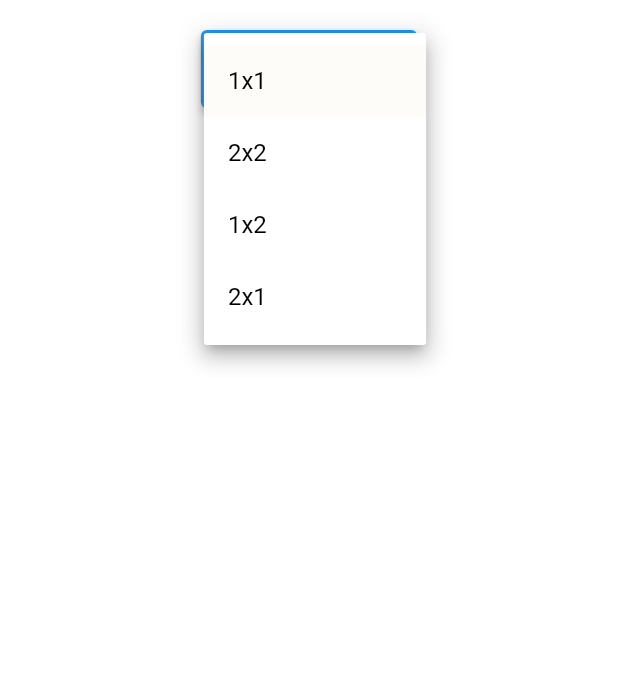
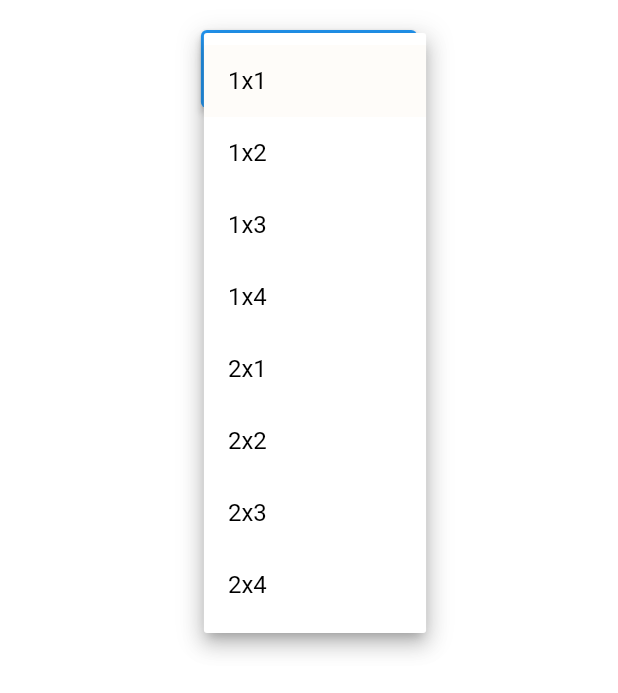
Before and after one commit to ArshadZanin/StaggeredGrid_test, a Flutter app: the screen it shows after launch, after a tap on "Add Widget", on a phone screen of 412 x 824 dp. Shown: the top 693 px of the screen. Run offline on Flutter 3.47's test engine with Material 2 defaults, Android fonts, the phone set to English and light mode, and no system bars; our stand-ins replace get, google_fonts, logger.

Commit message:
some changes

```diff
--- a/lib/core/controllers/view_controllers/home_view_controller.dart
+++ b/lib/core/controllers/view_controllers/home_view_controller.dart
@@ -14,6 +14,7 @@ class HomeViewController extends GetxController {
   }
 
   List<String> _aspectRatioList = [];
+  List<String> size = ['1x1','1x2','1x3','1x4','2x1','2x2','2x3','2x4'];
 
   List<String> get aspectRatioList => _aspectRatioList;
   set aspectRatioList(List<String> value) {
--- a/lib/views/home_view.dart
+++ b/lib/views/home_view.dart
@@ -35,7 +35,7 @@ class HomeView extends StatelessWidget {
                     controller.aspectRatioList.add(value.toString());
                     controller.update();
                   },
-                  items: ['1x1', '2x2', '1x2', '2x1'].map((item) {
+                  items: controller.size.map((item) {
                     return DropdownMenuItem(value: item, child: Text(item));
                   }).toList(),
                 ),
```
Also changed, not shown: lib/widgets/smart_widgets/box.dart (+7 -3 lines).
